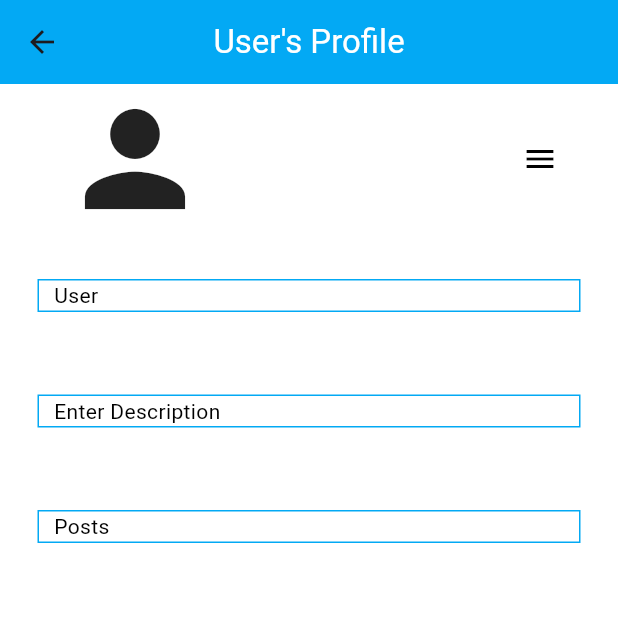
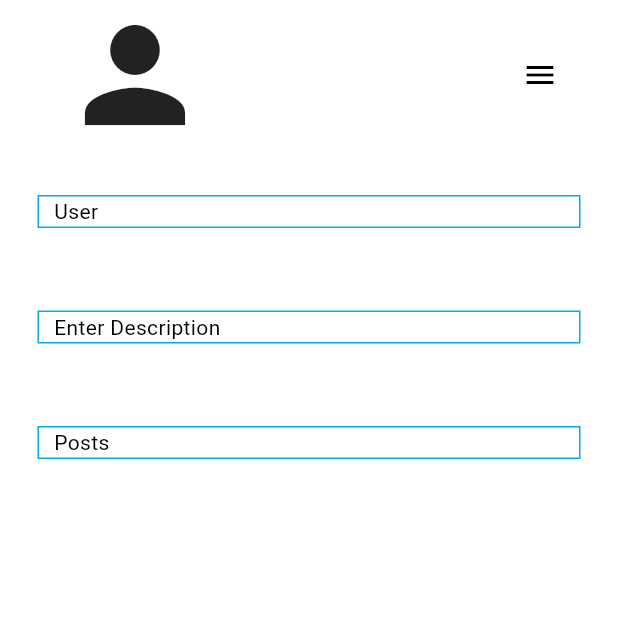
Before and after one commit to cmcgrew98/flutterassignment, a Flutter app: the UserProfile screen opened directly, on a phone screen of 412 x 824 dp, the top half of it. Run offline on Flutter 3.47's test engine with Material 3 defaults, Android fonts, the phone set to English and light mode, and no system bars; our stand-ins replace firebase_core; accounts and stored records are empty.

Commit message:
Updated Profile, so that it can be seen from the UI perspective.

```diff
--- a/lib/Views/UI.dart
+++ b/lib/Views/UI.dart
@@ -1,5 +1,7 @@
 import 'package:flutter/material.dart';
+import 'package:flutterassignment/Views/profile.dart';
 import 'UserHome.dart';
+import 'UserProfile.dart';
 class UI extends StatefulWidget {
   const UI({Key? key}) : super(key: key);
 
@@ -17,7 +19,7 @@ indexSelected = index;
    final List<Widget> _children = [
    UserHome(),
      Center(child:Text('Search')),
-     Center(child:Text('profile')),
+    UserProfile(),
      Center(child:Text('Chat')),
      Center(child:Text('Create Post')),
    ];
--- a/lib/Views/UserProfile.dart
+++ b/lib/Views/UserProfile.dart
@@ -20,18 +20,18 @@ class _profilePageState extends State<UserProfile> {
   Widget build(BuildContext context) {
     return Scaffold(
       backgroundColor: Colors.white,
-      appBar: AppBar(
-       centerTitle: true,
+   //   appBar: AppBar(
+  //     centerTitle: true,
         //Firebase Profile Edit
-        title: Text("$_username's Profile",
-          textAlign: TextAlign.center,
-          style: TextStyle(color:Colors.white)
-        ),
+    //    title: Text("$_username's Profile",
+     //     textAlign: TextAlign.center,
+     //     style: TextStyle(color:Colors.white)
+    //    ),
 
-        backgroundColor: Colors.lightBlue,
+    //    backgroundColor: Colors.lightBlue,
 
 
-      ),
+    //  ),
       body: ListView(
         children: [
           Row(
```
